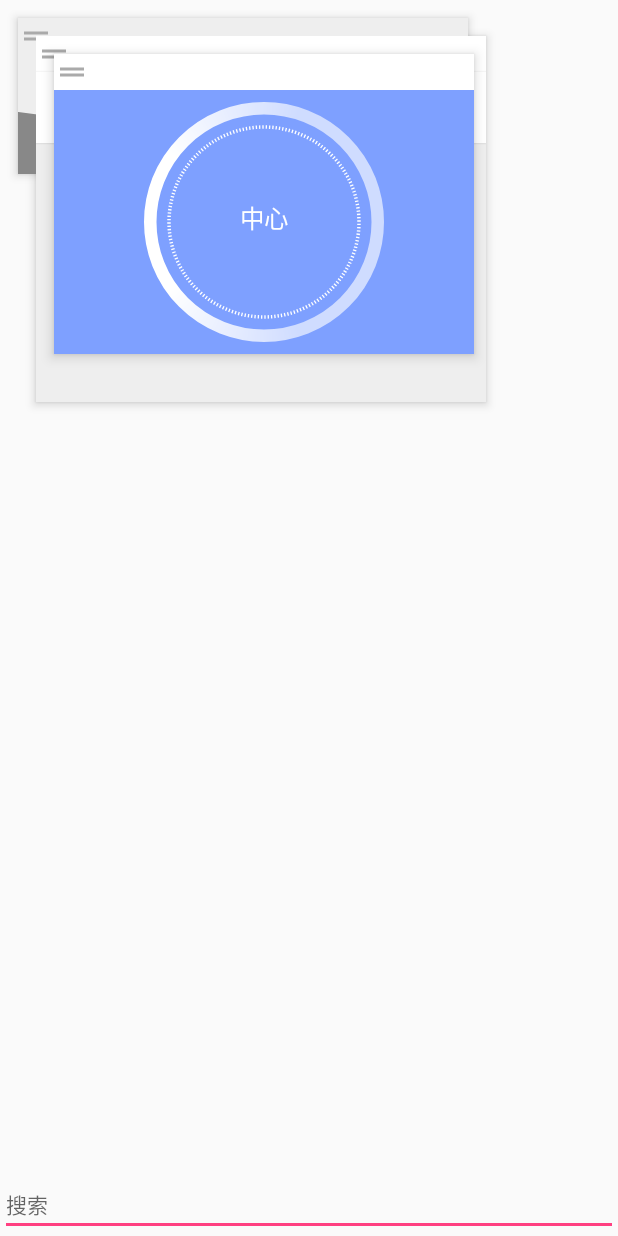
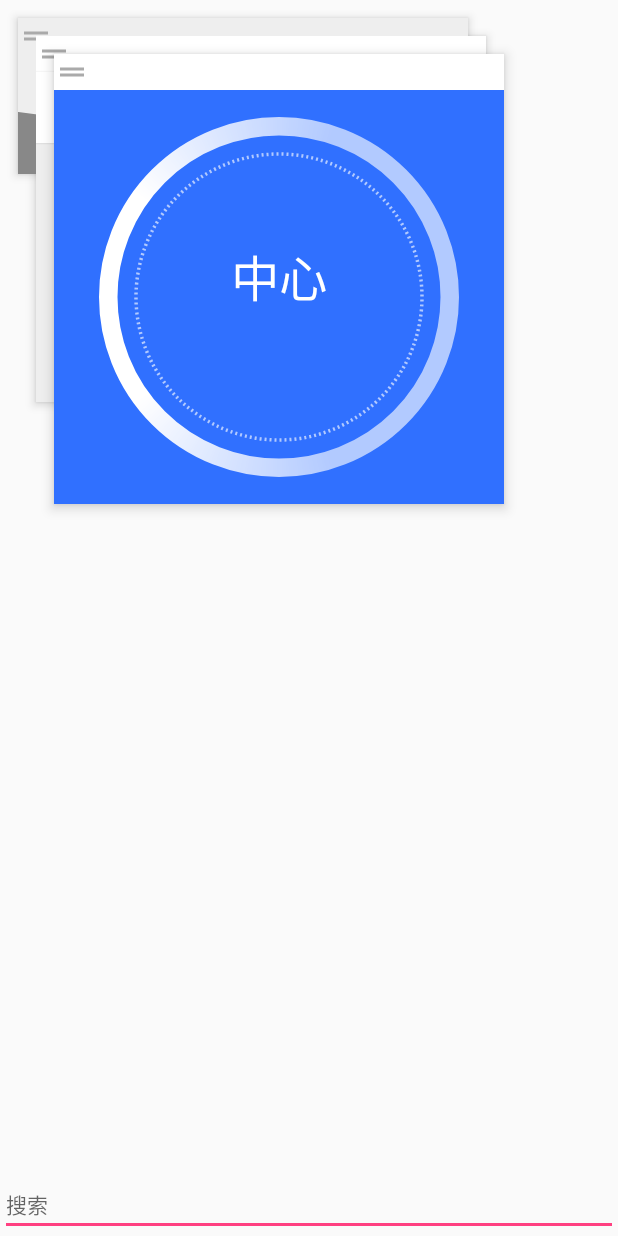
Before and after one commit to shizerixiang/CustomControls, an Android app: the screen it shows after launch (MainActivity), on a phone screen of 412 x 824 dp. Run offline under Robolectric (Android 15) with nearby library versions, the phone set to English and light mode, and no system bars; 1 statement that could not run was skipped.

Commit message:
仿小米运动

```diff
--- a/app/src/main/java/com/beviswang/customcontrols/widget/FlippingView.kt
+++ b/app/src/main/java/com/beviswang/customcontrols/widget/FlippingView.kt
@@ -6,9 +6,12 @@ import android.content.Context
 import android.graphics.*
 import android.support.annotation.ColorInt
 import android.util.AttributeSet
+import android.util.Log
 import android.view.MotionEvent
 import android.view.View
 import android.view.animation.LinearInterpolator
+import org.jetbrains.anko.doAsync
+import org.jetbrains.anko.uiThread
 
 /**
  * 带有翻转动画的圆环
@@ -21,7 +24,7 @@ class FlippingView @JvmOverloads constructor(context: Context, attrs: AttributeS
     private val mDefHeight = 300
     // 主圆环属性
     private var mArcPaint: Paint = Paint(Paint.ANTI_ALIAS_FLAG)
-    private var mArcWidth: Float = dip2px(context, 8f)
+    private var mArcWidth: Float = dip2px(context, 12f)
     // 渐变色
     private lateinit var mGradientColors: IntArray
     private lateinit var mGradientPos: FloatArray
@@ -36,7 +39,7 @@ class FlippingView @JvmOverloads constructor(context: Context, attrs: AttributeS
     private var mCurProgress: Float = 0f
     // 文字
     private var mTxtPaint: Paint = Paint(Paint.ANTI_ALIAS_FLAG)
-    private var mTxtSize: Float = sp2px(context, 16f)
+    private var mTxtSize: Float = sp2px(context, 32f)
     // 摄像头
     private val mCamera: Camera = Camera()
     private val mMatrix: Matrix = Matrix()
@@ -171,13 +174,13 @@ class FlippingView @JvmOverloads constructor(context: Context, attrs: AttributeS
 
     /** 开启渐变动画 */
     fun startAnimation() {
-        val animation = ValueAnimator.ofFloat(0f, 1f)
+        val animation = ValueAnimator.ofInt(0, 100)
         animation.interpolator = LinearInterpolator()
-        animation.duration = 4000
+        animation.duration = 3000
         animation.repeatCount = -1
         animation.addUpdateListener {
-            val value = it.animatedValue as Float
-            mCurAngle = 360 * value
+            val value = it.animatedValue as Int
+            mCurAngle = value / 100f * 360
             postInvalidate()
         }
         animation.start()
@@ -214,14 +217,26 @@ class FlippingView @JvmOverloads constructor(context: Context, attrs: AttributeS
         progressRectF.offset(dx + (mArcWidth * 1.5f), dy + (mArcWidth * 1.5f))
         // 内部进度环，采用一次绘制后，生成 bitmap，重复绘制时，直接复用，优化绘制速度
         if (mProgressBitmap == null) saveToBitmap(diameter, dx, dy)
-        canvas?.drawBitmap(mProgressBitmap, 0f, 0f, null)
+        val mBitmapPaint = Paint(Paint.ANTI_ALIAS_FLAG)
+        mBitmapPaint.alpha = mArcAlpha
+        canvas?.drawBitmap(mProgressBitmap, 0f, 0f, mBitmapPaint)
+
+        mProgressArcPaint.alpha = 255
         canvas?.drawArc(progressRectF, 270f, mCurProgress, false, mProgressArcPaint)
 
-        canvas?.drawText("中心", width / 2f + paddingStart, (height + paddingTop + mTxtSize) / 2f, mTxtPaint)
+        canvas?.drawText("中心", width / 2f + paddingStart, height / 2f + paddingTop, mTxtPaint)
+
+        // TODO 波纹效果
+        val mWavePaint = Paint(Paint.ANTI_ALIAS_FLAG)
+        mWavePaint.style = Paint.Style.STROKE
+        mWavePaint.strokeWidth = 1f
+        mWavePaint.color = Color.WHITE
+        mWavePaint.alpha = 100
+
 
         // 以下部分为旋转部分
         canvas?.save()
-        canvas?.rotate(mCurAngle, getWidth() / 2f, getHeight() / 2f)
+        canvas?.rotate(mCurAngle, width / 2f + paddingStart, height / 2f + paddingTop)
 
         val rectF = RectF(paddingStart.toFloat(), paddingTop.toFloat(),
                 diameter + paddingStart, diameter + paddingTop)
@@ -230,8 +245,6 @@ class FlippingView @JvmOverloads constructor(context: Context, attrs: AttributeS
         setShader()
         // 起始角度 + 绘制角度 大于 360 时，系统会从头开始绘制
         canvas?.drawArc(rectF, 0f, 360f, false, mArcPaint)
-
-        // TODO 波纹效果
     }
 
     /** 保存为 bitmap，防止重新计算进度 */
@@ -244,7 +257,7 @@ class FlippingView @JvmOverloads constructor(context: Context, attrs: AttributeS
         (1..360).forEach {
             if (it % 2 == 0) {
                 mProgressArcPaint.color = mArcColor
-                mProgressArcPaint.alpha = mArcAlpha
+                mProgressArcPaint.alpha = 160
             } else mProgressArcPaint.color = Color.TRANSPARENT
             canvas.drawArc(progressRectF, it - 1f, 0.8f,
                     false, mProgressArcPaint)
--- a/app/src/main/res/layout/activity_main.xml
+++ b/app/src/main/res/layout/activity_main.xml
@@ -164,8 +164,8 @@
     </com.beviswang.customcontrols.widget.ScrollerLayout>
 
     <com.beviswang.customcontrols.widget.ScrollerLayout
-        android:layout_width="280dp"
-        android:layout_height="200dp"
+        android:layout_width="300dp"
+        android:layout_height="300dp"
         android:layout_marginStart="36dp"
         android:layout_marginTop="36dp"
         android:background="#fff"
@@ -192,10 +192,10 @@
             android:layout_width="match_parent"
             android:layout_height="match_parent"
             android:layout_below="@id/headerBar3"
-            android:background="#ee759aff"
+            android:background="#ee2266ff"
             android:clickable="true"
             android:focusable="true"
-            android:padding="8dp" />
+            android:padding="18dp" />
 
     </com.beviswang.customcontrols.widget.ScrollerLayout>
 
```
